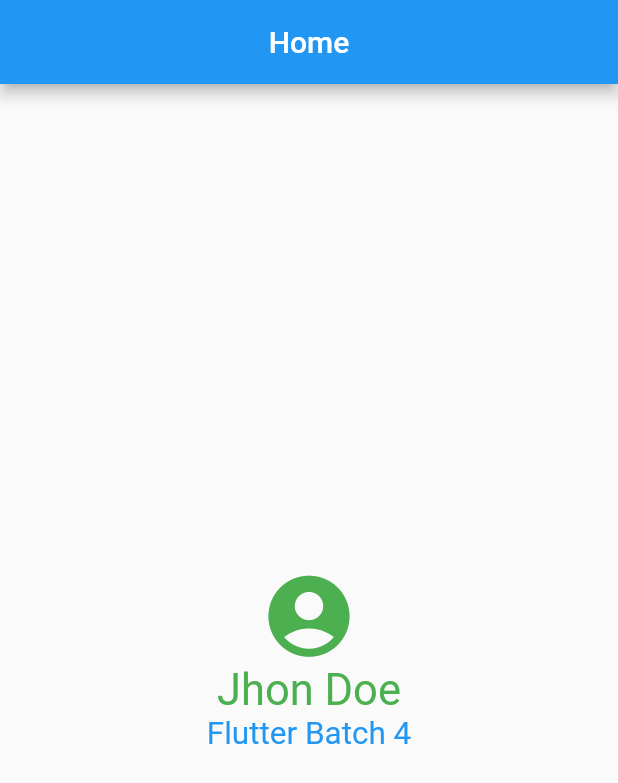
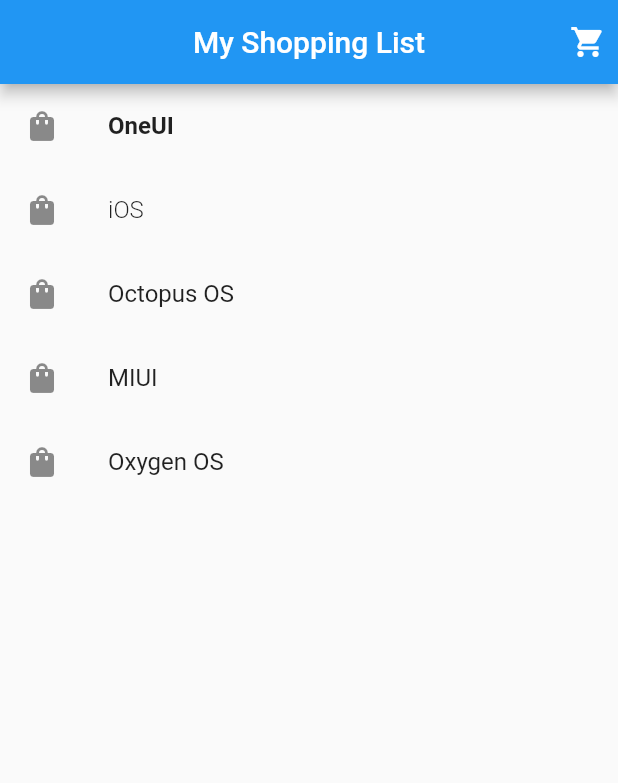
Before and after one commit to flucloxin500/Live_Test, a Flutter app: the screen it shows after launch, on a phone screen of 412 x 824 dp. Shown: the top 783 px of the screen. Run offline on Flutter 3.47's test engine with Material 2 defaults, Android fonts, the phone set to English and light mode, and no system bars.

Commit message:
Live Test of module six

```diff
--- a/lib/main.dart
+++ b/lib/main.dart
@@ -1,12 +1,12 @@
-import 'package:flutter/cupertino.dart';
 import 'package:flutter/material.dart';
 
-class MyApp extends StatelessWidget{
+class MyApp extends StatelessWidget {
   @override
   Widget build(BuildContext context) {
     return MaterialApp(
-      debugShowCheckedModeBanner: true,
+      debugShowCheckedModeBanner: false,
       home: HomeScreen(),
+      title: 'Ostad App',
     );
   }
 }
@@ -16,49 +16,54 @@ class HomeScreen extends StatelessWidget{
   Widget build(BuildContext context) {
     return Scaffold(
         appBar: AppBar(
+          actions: [
+            Padding(
+              padding: const EdgeInsets.all(8.0),
+              child: Icon(Icons.shopping_cart),
+            ),
+          ],
+
+          title: Text('My Shopping List'),
           centerTitle: true,
-        title: Text('Home',
+        ),
+        body:Column(
+          children: [
+            ListTile(
+              leading: Icon(Icons.shopping_bag),
+              title: Text('OneUI',
                 style: TextStyle(
-            color: Colors.white,
+                  fontWeight: FontWeight.bold,
+                ),),
             ),
+            ListTile(
+              leading: Icon(Icons.shopping_bag),
+              title: Text('iOS',
+                style: TextStyle(
+                  fontWeight: FontWeight.w300,
+                ),),
             ),
-        backgroundColor: Colors.blue,
+            ListTile(
+              leading: Icon(Icons.shopping_bag),
+              title: Text('Octopus OS'),
             ),
-      body: Column(
-        mainAxisAlignment: MainAxisAlignment.center,
-        crossAxisAlignment: CrossAxisAlignment.center,
-        children: [
-          Icon(Icons.account_circle,
-            size: 65,
-            color: Colors.green,
+            ListTile(
+              leading: Icon(Icons.shopping_bag),
+              title: Text('MIUI'),
             ),
-          Row(
-            mainAxisAlignment: MainAxisAlignment.center,
-            crossAxisAlignment: CrossAxisAlignment.start,
-            children: [
-              Text('Jhon Doe', style:
-              TextStyle(
-                  fontSize: 29,
-                  color: Colors.green
-              ),),
-            ],
+            ListTile(
+              leading: Icon(Icons.shopping_bag),
+              title: Text('Oxygen OS'),
             ),
-          Row(
-            mainAxisAlignment: MainAxisAlignment.center,
-            crossAxisAlignment: CrossAxisAlignment.end,
-            children: [
-              Text('Flutter Batch 4',style: TextStyle(
-                fontSize: 21,
-                color: Colors.blue,
-              ),),
+
           ],
         )
-        ],
-      ),
+
+
     );
   }
+
 }
-
 void main (){
   runApp(MyApp());
+
 }
```
Lines whose indentation alone changed are shown as unchanged.
